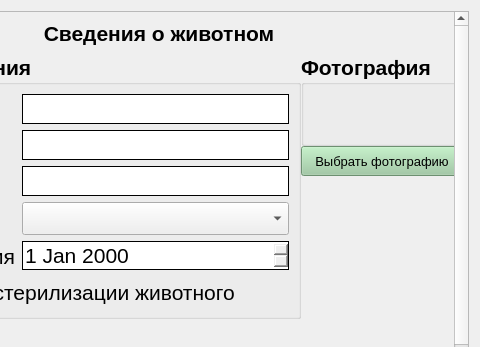
The window that vet/vetclient/src/ui/animal.ui (Painted-Black/BMSTU-DB-CourseWork) describes before a commit, drawn with Qt 5; both pictures show x 163 to 643 and y 0 to 347 of the 643 by 642 pixel window.
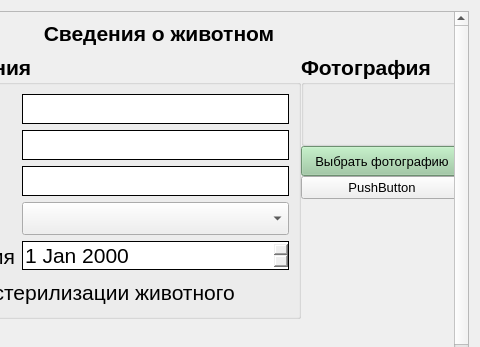
The same window after the commit. Icons and pictures are not drawn.

The edit to the form file:
```diff
--- a/vet/vetclient/src/ui/animal.ui
+++ b/vet/vetclient/src/ui/animal.ui
@@ -52,7 +52,7 @@
       <property name="geometry">
        <rect>
         <x>0</x>
-        <y>-198</y>
+        <y>0</y>
         <width>609</width>
         <height>1105</height>
        </rect>
@@ -2060,6 +2060,18 @@
              </property>
             </widget>
            </item>
+           <item>
+            <widget class="QPushButton" name="Info_client">
+             <property name="font">
+              <font>
+               <pointsize>10</pointsize>
+              </font>
+             </property>
+             <property name="text">
+              <string>PushButton</string>
+             </property>
+            </widget>
+           </item>
            <item>
             <spacer name="verticalSpacer">
              <property name="orientation">
```
